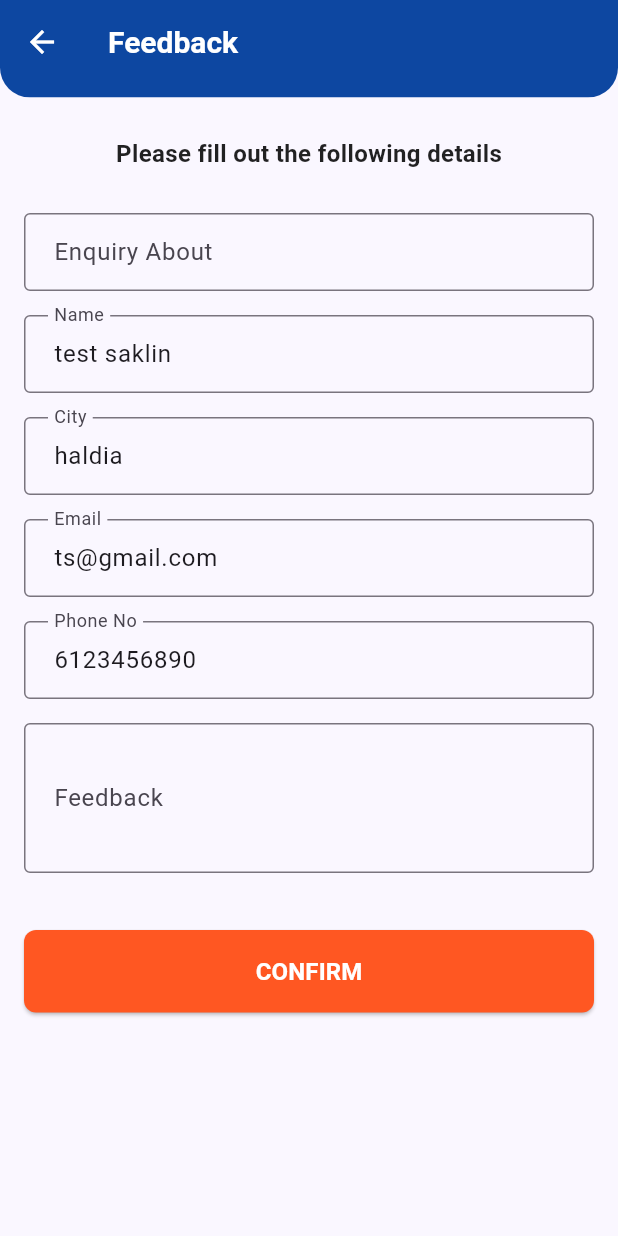
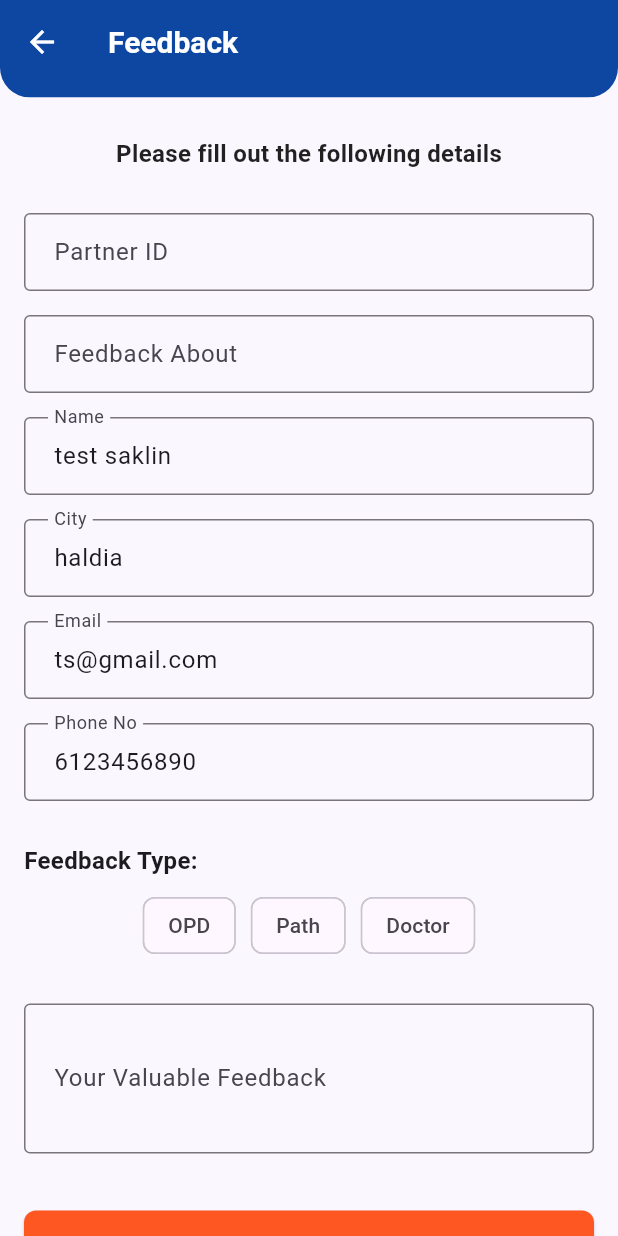
Before and after one commit to artic0909/doctorwal-app, a Flutter app: the OPDDetailsScreen screen opened directly with empty values, after a tap on "Feedback", on a phone screen of 412 x 824 dp. Run offline on Flutter 3.47's test engine with Material 3 defaults, Android fonts, the phone set to English and light mode, and no system bars; our stand-ins replace dio.

Commit message:
some improvements

```diff
--- a/lib/opddetailsscreen.dart
+++ b/lib/opddetailsscreen.dart
@@ -1,5 +1,5 @@
 import 'package:demoapp/Models/all_available_opd_model.dart';
-import 'package:demoapp/opdfeedbackscreen.dart';
+import 'package:demoapp/patientfeedbackscreen.dart';
 import 'package:demoapp/patientinquiryscreen.dart';
 import 'package:flutter/material.dart';
 import 'package:url_launcher/url_launcher.dart';
@@ -209,7 +209,7 @@ class OPDDetailsScreen extends StatelessWidget {
                 Navigator.push(
                   context,
                   MaterialPageRoute(
-                    builder: (context) => const OpdFeedbackScreen(),
+                    builder: (context) => const PatientFeedbackScreen(),
                   ),
                 );
               }),
--- a/lib/opdfeedbackscreen.dart
+++ /dev/null
@@ -1,153 +0,0 @@
-import 'package:flutter/material.dart';
-
-class OpdFeedbackScreen extends StatefulWidget {
-  const OpdFeedbackScreen({super.key});
-
-  @override
-  State<OpdFeedbackScreen> createState() => _OpdFeedbackScreenState();
-}
-
-class _OpdFeedbackScreenState extends State<OpdFeedbackScreen> {
-  final _formKey = GlobalKey<FormState>();
-
-  final TextEditingController _enquiryAboutController = TextEditingController();
-  final TextEditingController _nameController = TextEditingController(
-    text: "test saklin",
-  );
-  final TextEditingController _cityController = TextEditingController(
-    text: "haldia",
-  );
-  final TextEditingController _emailController = TextEditingController(
-    text: "ts@gmail.com",
-  );
-  final TextEditingController _phoneController = TextEditingController(
-    text: "6123456890",
-  );
-  final TextEditingController _messageController = TextEditingController();
-
-  @override
-  Widget build(BuildContext context) {
-    return Scaffold(
-      backgroundColor: const Color(0xFFFAF7FF),
-      appBar: PreferredSize(
-        preferredSize: const Size.fromHeight(65),
-        child: ClipRRect(
-          borderRadius: const BorderRadius.only(
-            bottomLeft: Radius.circular(20),
-            bottomRight: Radius.circular(20),
-          ),
-          child: AppBar(
-            title: const Text(
-              'Feedback',
-              style: TextStyle(
-                color: Colors.white,
-                fontSize: 20,
-                fontWeight: FontWeight.bold,
-              ),
-            ),
-            backgroundColor: Colors.blue[900],
-            iconTheme: const IconThemeData(color: Colors.white),
-            elevation: 0,
-          ),
-        ),
-      ),
-      body: SingleChildScrollView(
-        padding: const EdgeInsets.all(16),
-        child: Form(
-          key: _formKey,
-          child: Column(
-            crossAxisAlignment: CrossAxisAlignment.center,
-            children: [
-              const SizedBox(height: 10),
-              const Text(
-                "Please fill out the following details",
-                style: TextStyle(
-                  fontSize: 16,
-                  fontWeight: FontWeight.bold,
-                  color: Colors.black87,
-                ),
-              ),
-              const SizedBox(height: 20),
-
-              // Input Fields
-              _buildTextField("Enquiry About", _enquiryAboutController),
-              _buildTextField("Name", _nameController),
-              _buildTextField("City", _cityController),
-              _buildTextField(
-                "Email",
-                _emailController,
-                keyboardType: TextInputType.emailAddress,
-              ),
-              _buildTextField(
-                "Phone No",
-                _phoneController,
-                keyboardType: TextInputType.phone,
-              ),
-              _buildTextField("Feedback", _messageController, maxLines: 3),
-
-              const SizedBox(height: 30),
-
-              // Confirm Button
-              SizedBox(
-                width: double.infinity,
-                child: ElevatedButton(
-                  onPressed: () {
-                    if (_formKey.currentState!.validate()) {
-                      // Handle your inquiry submission logic here
-                      ScaffoldMessenger.of(context).showSnackBar(
-                        const SnackBar(
-                          content: Text(
-                            "Thank you for your valuable feedback !",
-                          ),
-                        ),
-                      );
-                    }
-                  },
-                  style: ElevatedButton.styleFrom(
-                    backgroundColor: Colors.deepOrange,
-                    foregroundColor: Colors.white,
-                    padding: const EdgeInsets.symmetric(vertical: 16),
-                    shape: RoundedRectangleBorder(
-                      borderRadius: BorderRadius.circular(8),
-                    ),
-                  ),
-                  child: const Text(
-                    "CONFIRM",
-                    style: TextStyle(fontSize: 16, fontWeight: FontWeight.bold),
-                  ),
-                ),
-              ),
-            ],
-          ),
-        ),
-      ),
-    );
-  }
-
-  Widget _buildTextField(
-    String label,
-    TextEditingController controller, {
-    int maxLines = 1,
-    TextInputType keyboardType = TextInputType.text,
-  }) {
-    return Padding(
-      padding: const EdgeInsets.symmetric(vertical: 8),
-      child: TextFormField(
-        controller: controller,
-        keyboardType: keyboardType,
-        maxLines: maxLines,
-        validator:
-            (value) =>
-                value == null || value.isEmpty ? 'Please enter $label' : null,
-        decoration: InputDecoration(
-          labelText: label,
-          border: const OutlineInputBorder(),
-          contentPadding: const EdgeInsets.symmetric(
-            horizontal: 16,
-            vertical: 14,
-          ),
-        ),
-      ),
-    );
-  }
-}
--- a/lib/pathologydetailsscreen.dart
+++ b/lib/pathologydetailsscreen.dart
@@ -1,6 +1,6 @@
 import 'package:flutter/material.dart';
 import 'package:demoapp/Models/all_available_path_model.dart';
-import 'package:demoapp/pathologyfeedbackscreen.dart';
+import 'package:demoapp/patientfeedbackscreen.dart';
 import 'package:demoapp/patientinquiryscreen.dart';
 import 'package:demoapp/pathologytestsdetailsscreen.dart';
 import 'package:url_launcher/url_launcher.dart';
@@ -218,7 +218,7 @@ class PathologyDetailsScreen extends StatelessWidget {
                 Navigator.push(
                   context,
                   MaterialPageRoute(
-                    builder: (context) => const PathologyFeedbackScreen(),
+                    builder: (context) => const PatientFeedbackScreen(),
                   ),
                 );
               }),
--- a/lib/pathologyfeedbackscreen.dart
+++ b/lib/patientfeedbackscreen.dart
@@ -1,15 +1,17 @@
 import 'package:flutter/material.dart';
 
-class PathologyFeedbackScreen extends StatefulWidget {
-  const PathologyFeedbackScreen({super.key});
+class PatientFeedbackScreen extends StatefulWidget {
+  const PatientFeedbackScreen({super.key});
 
   @override
-  State<PathologyFeedbackScreen> createState() => _PathologyFeedbackScreenState();
+  State<PatientFeedbackScreen> createState() =>
+      _PatientFeedbackScreenState();
 }
 
-class _PathologyFeedbackScreenState extends State<PathologyFeedbackScreen> {
+class _PatientFeedbackScreenState extends State<PatientFeedbackScreen> {
   final _formKey = GlobalKey<FormState>();
 
+  final TextEditingController _partnerIdController = TextEditingController();
   final TextEditingController _enquiryAboutController = TextEditingController();
   final TextEditingController _nameController = TextEditingController(
     text: "test saklin",
@@ -24,6 +26,10 @@ class _PathologyFeedbackScreenState extends State<PathologyFeedbackScreen> {
     text: "6123456890",
   );
   final TextEditingController _messageController = TextEditingController();
+
+  bool _inquiryOPD = false;
+  bool _inquiryPath = false;
+  bool _inquiryDoctor = false;
 
   @override
   Widget build(BuildContext context) {
@@ -70,7 +76,8 @@ class _PathologyFeedbackScreenState extends State<PathologyFeedbackScreen> {
               const SizedBox(height: 20),
 
               // Input Fields
-              _buildTextField("Enquiry About", _enquiryAboutController),
+              _buildTextField("Partner ID", _partnerIdController),
+              _buildTextField("Feedback About", _enquiryAboutController),
               _buildTextField("Name", _nameController),
               _buildTextField("City", _cityController),
               _buildTextField(
@@ -83,7 +90,46 @@ class _PathologyFeedbackScreenState extends State<PathologyFeedbackScreen> {
                 _phoneController,
                 keyboardType: TextInputType.phone,
               ),
-              _buildTextField("Feedback", _messageController, maxLines: 3),
+
+              const SizedBox(height: 20),
+
+              // Inquiry Type Chips
+              const Align(
+                alignment: Alignment.centerLeft,
+                child: Text(
+                  "Feedback Type:",
+                  style: TextStyle(fontSize: 16, fontWeight: FontWeight.bold),
+                ),
+              ),
+              const SizedBox(height: 8),
+              Wrap(
+                spacing: 10,
+                children: [
+                  FilterChip(
+                    label: const Text("OPD"),
+                    selected: _inquiryOPD,
+                    onSelected: (val) => setState(() => _inquiryOPD = val),
+                  ),
+                  FilterChip(
+                    label: const Text("Path"),
+                    selected: _inquiryPath,
+                    onSelected: (val) => setState(() => _inquiryPath = val),
+                  ),
+                  FilterChip(
+                    label: const Text("Doctor"),
+                    selected: _inquiryDoctor,
+                    onSelected: (val) => setState(() => _inquiryDoctor = val),
+                  ),
+                ],
+              ),
+
+              const SizedBox(height: 20),
+
+              _buildTextField(
+                "Your Valuable Feedback",
+                _messageController,
+                maxLines: 3,
+              ),
 
               const SizedBox(height: 30),
 
@@ -91,18 +137,7 @@ class _PathologyFeedbackScreenState extends State<PathologyFeedbackScreen> {
               SizedBox(
                 width: double.infinity,
                 child: ElevatedButton(
-                  onPressed: () {
-                    if (_formKey.currentState!.validate()) {
-                      // Handle your inquiry submission logic here
-                      ScaffoldMessenger.of(context).showSnackBar(
-                        const SnackBar(
-                          content: Text(
-                            "Thank you for your valuable feedback !",
-                          ),
-                        ),
-                      );
-                    }
-                  },
+                  onPressed: _handleSubmit,
                   style: ElevatedButton.styleFrom(
                     backgroundColor: Colors.deepOrange,
                     foregroundColor: Colors.white,
@@ -117,6 +152,8 @@ class _PathologyFeedbackScreenState extends State<PathologyFeedbackScreen> {
                   ),
                 ),
               ),
+
+              const SizedBox(height: 30),
             ],
           ),
         ),
@@ -150,4 +187,37 @@ class _PathologyFeedbackScreenState extends State<PathologyFeedbackScreen> {
       ),
     );
   }
+
+  void _handleSubmit() {
+    if (_formKey.currentState!.validate()) {
+      if (!_inquiryOPD && !_inquiryPath && !_inquiryDoctor) {
+        ScaffoldMessenger.of(context).showSnackBar(
+          const SnackBar(
+            content: Text("Please select at least one inquiry type."),
+          ),
+        );
+        return;
+      }
+
+      final inquiryTypes = [];
+      if (_inquiryOPD) inquiryTypes.add("OPD");
+      if (_inquiryPath) inquiryTypes.add("Path");
+      if (_inquiryDoctor) inquiryTypes.add("Doctor");
+
+      print("Partner ID: ${_partnerIdController.text}");
+      print("Name: ${_nameController.text}");
+      print("City: ${_cityController.text}");
+      print("Email: ${_emailController.text}");
+      print("Phone: ${_phoneController.text}");
+      print("Message: ${_messageController.text}");
+      print("Enquiry About: ${_enquiryAboutController.text}");
+      print("Inquiry Types: $inquiryTypes");
+
+      ScaffoldMessenger.of(
+        context,
+      ).showSnackBar(const SnackBar(content: Text("Inquiry submitted!")));
+
+      // You can now send this data to your API using http.post or Dio
+    }
+  }
 }
--- a/lib/patientinquiryscreen.dart
+++ b/lib/patientinquiryscreen.dart
@@ -12,10 +12,18 @@ class _PatientInquiryScreenState extends State<PatientInquiryScreen> {
 
   final TextEditingController _partnerIdController = TextEditingController();
   final TextEditingController _enquiryAboutController = TextEditingController();
-  final TextEditingController _nameController = TextEditingController(text: "test saklin");
-  final TextEditingController _cityController = TextEditingController(text: "haldia");
-  final TextEditingController _emailController = TextEditingController(text: "ts@gmail.com");
-  final TextEditingController _phoneController = TextEditingController(text: "6123456890");
+  final TextEditingController _nameController = TextEditingController(
+    text: "test saklin",
+  );
+  final TextEditingController _cityController = TextEditingController(
+    text: "haldia",
+  );
+  final TextEditingController _emailController = TextEditingController(
+    text: "ts@gmail.com",
+  );
+  final TextEditingController _phoneController = TextEditingController(
+    text: "6123456890",
+  );
   final TextEditingController _messageController = TextEditingController();
 
   bool _inquiryOPD = false;
@@ -71,8 +79,16 @@ class _PatientInquiryScreenState extends State<PatientInquiryScreen> {
               _buildTextField("Enquiry About", _enquiryAboutController),
               _buildTextField("Name", _nameController),
               _buildTextField("City", _cityController),
-              _buildTextField("Email", _emailController, keyboardType: TextInputType.emailAddress),
-              _buildTextField("Phone No", _phoneController, keyboardType: TextInputType.phone),
+              _buildTextField(
+                "Email",
+                _emailController,
+                keyboardType: TextInputType.emailAddress,
+              ),
+              _buildTextField(
+                "Phone No",
+                _phoneController,
+                keyboardType: TextInputType.phone,
+              ),
 
               const SizedBox(height: 20),
 
@@ -108,7 +124,11 @@ class _PatientInquiryScreenState extends State<PatientInquiryScreen> {
 
               const SizedBox(height: 20),
 
-              _buildTextField("Inquiry Message", _messageController, maxLines: 3),
+              _buildTextField(
+                "Inquiry Message",
+                _messageController,
+                maxLines: 3,
+              ),
 
               const SizedBox(height: 30),
 
@@ -131,6 +151,8 @@ class _PatientInquiryScreenState extends State<PatientInquiryScreen> {
                   ),
                 ),
               ),
+
+              const SizedBox(height: 30),
             ],
           ),
         ),
@@ -150,8 +172,9 @@ class _PatientInquiryScreenState extends State<PatientInquiryScreen> {
         controller: controller,
         keyboardType: keyboardType,
         maxLines: maxLines,
-        validator: (value) =>
-            value == null || value.isEmpty ? 'Please enter $label' : null,
+        validator:
+            (value) =>
+                value == null || value.isEmpty ? 'Please enter $label' : null,
         decoration: InputDecoration(
           labelText: label,
           border: const OutlineInputBorder(),
@@ -168,7 +191,9 @@ class _PatientInquiryScreenState extends State<PatientInquiryScreen> {
     if (_formKey.currentState!.validate()) {
       if (!_inquiryOPD && !_inquiryPath && !_inquiryDoctor) {
         ScaffoldMessenger.of(context).showSnackBar(
-          const SnackBar(content: Text("Please select at least one inquiry type.")),
+          const SnackBar(
+            content: Text("Please select at least one inquiry type."),
+          ),
         );
         return;
       }
@@ -187,9 +212,9 @@ class _PatientInquiryScreenState extends State<PatientInquiryScreen> {
       print("Enquiry About: ${_enquiryAboutController.text}");
       print("Inquiry Types: $inquiryTypes");
 
-      ScaffoldMessenger.of(context).showSnackBar(
-        const SnackBar(content: Text("Inquiry submitted!")),
-      );
+      ScaffoldMessenger.of(
+        context,
+      ).showSnackBar(const SnackBar(content: Text("Inquiry submitted!")));
 
       // You can now send this data to your API using http.post or Dio
     }
```
